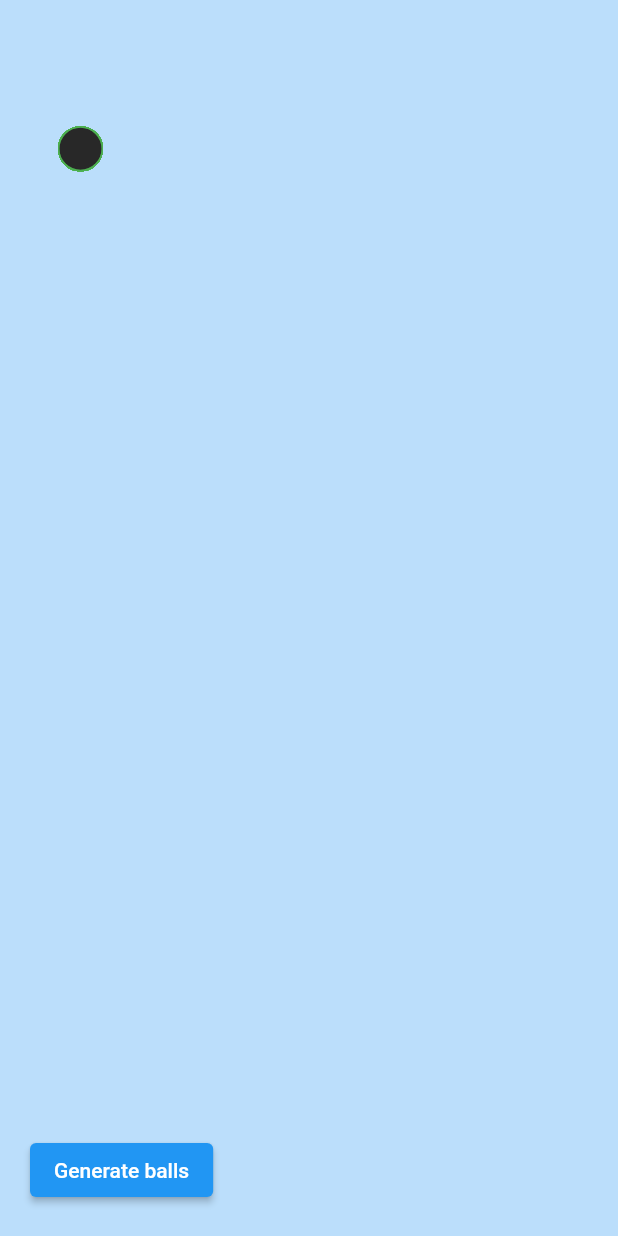
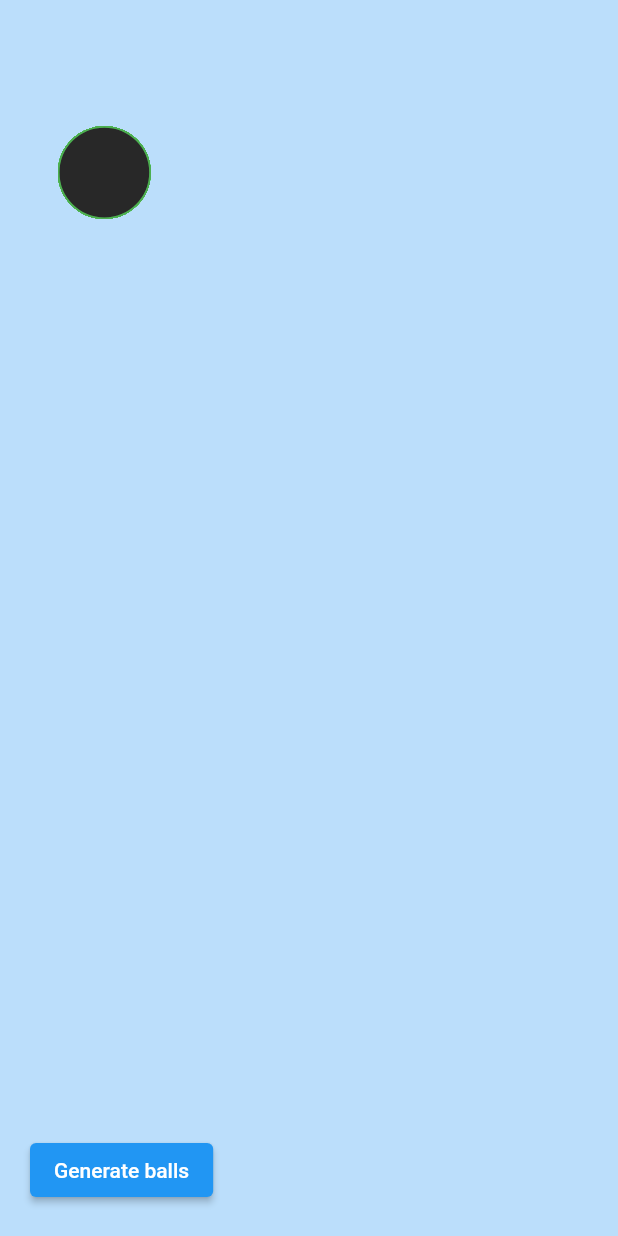
Before and after one commit to zeppelin-tt/flutter_learning, a Flutter app: the _View widget shown alone on an empty page, opened directly, after a tap on "Generate balls", on a phone screen of 412 x 824 dp. Run offline on Flutter 3.47's test engine with Material 2 defaults, Android fonts, the phone set to English and light mode, and no system bars; our stand-ins replace flutter_screenutil, flutter_svg, rxdart.

Commit message:
askhat gumirov lesson 6

```diff
--- a/lib/participants/askhat_gumirov/lessons/lesson_6.dart
+++ b/lib/participants/askhat_gumirov/lessons/lesson_6.dart
@@ -24,7 +24,7 @@ class _View extends StatelessWidget {
   @override
   Widget build(BuildContext context) {
     return ChangeNotifierProvider(
-      create: (context) => AnimationModel(top: 5, left: 5, width: 30, height: 30, color: Colors.green),
+      create: (context) => AnimationModel(),
       child: Material(
         color: Colors.blue.shade100,
         child: Consumer<AnimationModel>(builder: (context, model, child) {
@@ -32,7 +32,6 @@ class _View extends StatelessWidget {
             builder: (context, constraints) {
               final maxWidth = constraints.biggest.width;
               final maxHeight = constraints.biggest.height;
-
               return Stack(
                 children: [
                   Stack(
@@ -103,46 +102,8 @@ class _BallWidget extends StatelessWidget {
   }
 }
 
-// class Content {
-//   final VoidCallback onTap;
-//   double width;
-//   double height;
-//   Content({required this.onTap, required this.height, required this.width});
-//
-//   List<Widget> fillStack(double maxWidth, double maxHeight) {
-//     for (var i = 0; i != 69; i++) {
-//       final width = maxWidth * (0.05 + Random().nextInt(15).toDouble() / 100);
-//       this.width = width;
-//       height = width;
-//       listOfBalls.add(_BallWidget(
-//         top: Random().nextDouble() * (maxHeight - width),
-//         left: Random().nextDouble() * (maxWidth - width),
-//         width: this.width,
-//         height: height,
-//         color: Color.fromRGBO(Random().nextInt(255), Random().nextInt(255), Random().nextInt(255), 0.7),
-//         onTap: onTap,
-//       ));
-//     }
-//
-//     return listOfBalls;
-//   }
-// }
-
 class AnimationModel extends ChangeNotifier {
-  double top;
-  double left;
-  double width;
-  double height;
-  Color color;
   List<_BallWidget> listOfBalls = [];
-
-  AnimationModel({
-    required this.width,
-    required this.height,
-    required this.top,
-    required this.left,
-    required this.color,
-  });
 
   void setSizeUp(int index) {
     final tempList = <_BallWidget>[];
@@ -207,8 +168,8 @@ class AnimationModel extends ChangeNotifier {
       listOfBalls.add(_BallWidget(
         top: Random().nextDouble() * (maxHeight - randomWidth),
         left: Random().nextDouble() * (maxWidth - randomWidth),
-        width: width,
-        height: height,
+        width: randomWidth,
+        height:randomWidth,
         color: Color.fromRGBO(Random().nextInt(255), Random().nextInt(255), Random().nextInt(255), 0.7),
         onTap: () {
           setSizeUp(iterator);
```
